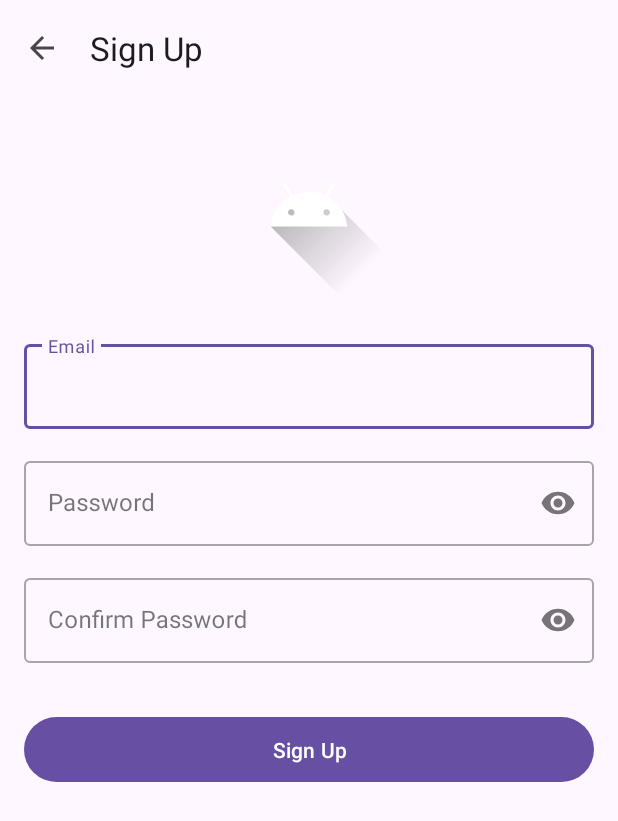
After one commit to aaqwesas/iPAD, an Android app: the SignupActivity screen opened directly, with no data from a screen before it, on a phone screen of 412 x 824 dp. The commit adds this screen. Shown: the top 821 px of the screen. Run offline under Robolectric (Android 15) with nearby library versions, the phone set to English and light mode, and no system bars.

Commit message:
add way to sign up accounts

```diff
--- a/app/src/main/AndroidManifest.xml
+++ b/app/src/main/AndroidManifest.xml
@@ -26,6 +26,10 @@
         <activity
             android:name="com.main.MainActivity"
             android:exported="false" />
+        <activity
+            android:name="com.main.SignupActivity"
+            android:exported="false"
+            android:parentActivityName=".LoginActivity"/>
     </application>
 
 </manifest>
--- a/app/src/main/java/com/main/LoginActivity.kt
+++ b/app/src/main/java/com/main/LoginActivity.kt
@@ -55,6 +55,11 @@ class LoginActivity : AppCompatActivity() {
         binding.googleSignInButton.setOnClickListener {
             signInWithGoogle()
         }
+
+        binding.signUpPrompt.setOnClickListener {
+            val intent = Intent(this, SignupActivity::class.java)
+            startActivity(intent)
+        }
     }
 
     private fun signInWithGoogle() {
@@ -93,6 +98,21 @@ class LoginActivity : AppCompatActivity() {
             return
         }
 
+        // Check credentials against the simulated database
+        val userAccounts = getSharedPreferences("UserAccounts", Context.MODE_PRIVATE)
+        val savedPassword = userAccounts.getString(email, null)
+
+        if (savedPassword == null) {
+            Toast.makeText(this, "No account found with this email. Please sign up.", Toast.LENGTH_SHORT).show()
+            return
+        }
+
+        if (savedPassword != password) {
+            Toast.makeText(this, "Invalid email or password.", Toast.LENGTH_SHORT).show()
+            return
+        }
+
+        // Credentials are correct, proceed with login
         val dummyToken = "token_for_$email"
         saveCredentials(dummyToken, email)
 
--- /dev/null
+++ b/app/src/main/java/com/main/SignupActivity.kt
@@ -0,0 +1,67 @@
+package com.main
+
+import android.content.Context
+import android.os.Bundle
+import android.widget.Toast
+import androidx.appcompat.app.AppCompatActivity
+import com.example.ipad.databinding.ActivitySignupBinding
+
+class SignupActivity : AppCompatActivity() {
+
+    private lateinit var binding: ActivitySignupBinding
+
+    override fun onCreate(savedInstanceState: Bundle?) {
+        super.onCreate(savedInstanceState)
+        binding = ActivitySignupBinding.inflate(layoutInflater)
+        setContentView(binding.root)
+
+        setSupportActionBar(binding.toolbar)
+        supportActionBar?.setDisplayHomeAsUpEnabled(true)
+        supportActionBar?.setDisplayShowHomeEnabled(true)
+
+        binding.signupButton.setOnClickListener {
+            handleSignup()
+        }
+    }
+
+    override fun onSupportNavigateUp(): Boolean {
+        onBackPressedDispatcher.onBackPressed()
+        return true
+    }
+
+    private fun handleSignup() {
+        val email = binding.emailEditTextSignup.text.toString().trim()
+        val password = binding.passwordEditTextSignup.text.toString().trim()
+        val confirmPassword = binding.confirmPasswordEditTextSignup.text.toString().trim()
+
+        if (email.isEmpty() || password.isEmpty() || confirmPassword.isEmpty()) {
+            Toast.makeText(this, "Please fill out all fields", Toast.LENGTH_SHORT).show()
+            return
+        }
+
+        if (password != confirmPassword) {
+            Toast.makeText(this, "Passwords do not match", Toast.LENGTH_SHORT).show()
+            return
+        }
+
+        if (!android.util.Patterns.EMAIL_ADDRESS.matcher(email).matches()) {
+            Toast.makeText(this, "Please enter a valid email address", Toast.LENGTH_SHORT).show()
+            return
+        }
+
+        // Save the new user account to a simulated database (SharedPreferences)
+        val userAccounts = getSharedPreferences("UserAccounts", Context.MODE_PRIVATE)
+
+        if (userAccounts.contains(email)) {
+            Toast.makeText(this, "An account with this email already exists.", Toast.LENGTH_SHORT).show()
+            return
+        }
+
+        userAccounts.edit()
+            .putString(email, password)
+            .apply()
+
+        Toast.makeText(this, "Sign-up successful! Please log in.", Toast.LENGTH_LONG).show()
+        finish() // Close the SignupActivity and return to the LoginActivity
+    }
+}
--- a/app/src/main/res/layout/activity_login.xml
+++ b/app/src/main/res/layout/activity_login.xml
@@ -76,6 +76,17 @@
         app:layout_constraintStart_toStartOf="parent"
         app:layout_constraintTop_toBottomOf="@+id/login_button" />
 
+    <TextView
+        android:id="@+id/sign_up_prompt"
+        android:layout_width="wrap_content"
+        android:layout_height="wrap_content"
+        android:layout_marginTop="24dp"
+        android:text="Don\'t have an account? Sign Up"
+        android:textColor="@android:color/holo_blue_dark"
+        app:layout_constraintEnd_toEndOf="parent"
+        app:layout_constraintStart_toStartOf="parent"
+        app:layout_constraintTop_toBottomOf="@+id/google_sign_in_button" />
+
     <ProgressBar
         android:id="@+id/login_progress_bar"
         android:layout_width="wrap_content"
--- /dev/null
+++ b/app/src/main/res/layout/activity_signup.xml
@@ -0,0 +1,118 @@
+<?xml version="1.0" encoding="utf-8"?>
+<androidx.constraintlayout.widget.ConstraintLayout xmlns:android="http://schemas.android.com/apk/res/android"
+    xmlns:app="http://schemas.android.com/apk/res-auto"
+    xmlns:tools="http://schemas.android.com/tools"
+    android:layout_width="match_parent"
+    android:layout_height="match_parent"
+    tools:context=".SignupActivity">
+
+    <com.google.android.material.appbar.AppBarLayout
+        android:id="@+id/app_bar_layout"
+        android:layout_width="match_parent"
+        android:layout_height="wrap_content"
+        app:layout_constraintTop_toTopOf="parent">
+
+        <com.google.android.material.appbar.MaterialToolbar
+            android:id="@+id/toolbar"
+            android:layout_width="match_parent"
+            android:layout_height="?attr/actionBarSize"
+            app:title="Sign Up" />
+
+    </com.google.android.material.appbar.AppBarLayout>
+
+    <ScrollView
+        android:layout_width="0dp"
+        android:layout_height="0dp"
+        app:layout_constraintTop_toBottomOf="@+id/app_bar_layout"
+        app:layout_constraintBottom_toBottomOf="parent"
+        app:layout_constraintStart_toStartOf="parent"
+        app:layout_constraintEnd_toEndOf="parent">
+
+        <androidx.constraintlayout.widget.ConstraintLayout
+            android:layout_width="match_parent"
+            android:layout_height="wrap_content"
+            android:padding="16dp">
+
+            <ImageView
+                android:id="@+id/signup_logo"
+                android:layout_width="120dp"
+                android:layout_height="120dp"
+                android:src="@drawable/ic_launcher_foreground"
+                app:layout_constraintEnd_toEndOf="parent"
+                app:layout_constraintStart_toStartOf="parent"
+                app:layout_constraintTop_toTopOf="parent" />
+
+            <com.google.android.material.textfield.TextInputLayout
+                android:id="@+id/email_input_layout_signup"
+                style="@style/Widget.MaterialComponents.TextInputLayout.OutlinedBox"
+                android:layout_width="0dp"
+                android:layout_height="wrap_content"
+                android:layout_marginTop="24dp"
+                android:hint="Email"
+                app:layout_constraintEnd_toEndOf="parent"
+                app:layout_constraintStart_toStartOf="parent"
+                app:layout_constraintTop_toBottomOf="@+id/signup_logo">
+
+                <com.google.android.material.textfield.TextInputEditText
+                    android:id="@+id/email_edit_text_signup"
+                    android:layout_width="match_parent"
+                    android:layout_height="wrap_content"
+                    android:inputType="textEmailAddress" />
+
+            </com.google.android.material.textfield.TextInputLayout>
+
+            <com.google.android.material.textfield.TextInputLayout
+                android:id="@+id/password_input_layout_signup"
+                style="@style/Widget.MaterialComponents.TextInputLayout.OutlinedBox"
+                android:layout_width="0dp"
+                android:layout_height="wrap_content"
+                android:layout_marginTop="16dp"
+                android:hint="Password"
+                app:endIconMode="password_toggle"
+                app:layout_constraintEnd_toEndOf="parent"
+                app:layout_constraintStart_toStartOf="parent"
+                app:layout_constraintTop_toBottomOf="@+id/email_input_layout_signup">
+
+                <com.google.android.material.textfield.TextInputEditText
+                    android:id="@+id/password_edit_text_signup"
+                    android:layout_width="match_parent"
+                    android:layout_height="wrap_content"
+                    android:inputType="textPassword" />
+
+            </com.google.android.material.textfield.TextInputLayout>
+
+            <com.google.android.material.textfield.TextInputLayout
+                android:id="@+id/confirm_password_input_layout_signup"
+                style="@style/Widget.MaterialComponents.TextInputLayout.OutlinedBox"
+                android:layout_width="0dp"
+                android:layout_height="wrap_content"
+                android:layout_marginTop="16dp"
+                android:hint="Confirm Password"
+                app:endIconMode="password_toggle"
+                app:layout_constraintEnd_toEndOf="parent"
+                app:layout_constraintStart_toStartOf="parent"
+                app:layout_constraintTop_toBottomOf="@+id/password_input_layout_signup">
+
+                <com.google.android.material.textfield.TextInputEditText
+                    android:id="@+id/confirm_password_edit_text_signup"
+                    android:layout_width="match_parent"
+                    android:layout_height="wrap_content"
+                    android:inputType="textPassword" />
+
+            </com.google.android.material.textfield.TextInputLayout>
+
+            <com.google.android.material.button.MaterialButton
+                android:id="@+id/signup_button"
+                android:layout_width="0dp"
+                android:layout_height="wrap_content"
+                android:layout_marginTop="32dp"
+                android:padding="12dp"
+                android:text="Sign Up"
+                app:layout_constraintEnd_toEndOf="parent"
+                app:layout_constraintStart_toStartOf="parent"
+                app:layout_constraintTop_toBottomOf="@+id/confirm_password_input_layout_signup" />
+
+        </androidx.constraintlayout.widget.ConstraintLayout>
+    </ScrollView>
+
+</androidx.constraintlayout.widget.ConstraintLayout>
```
